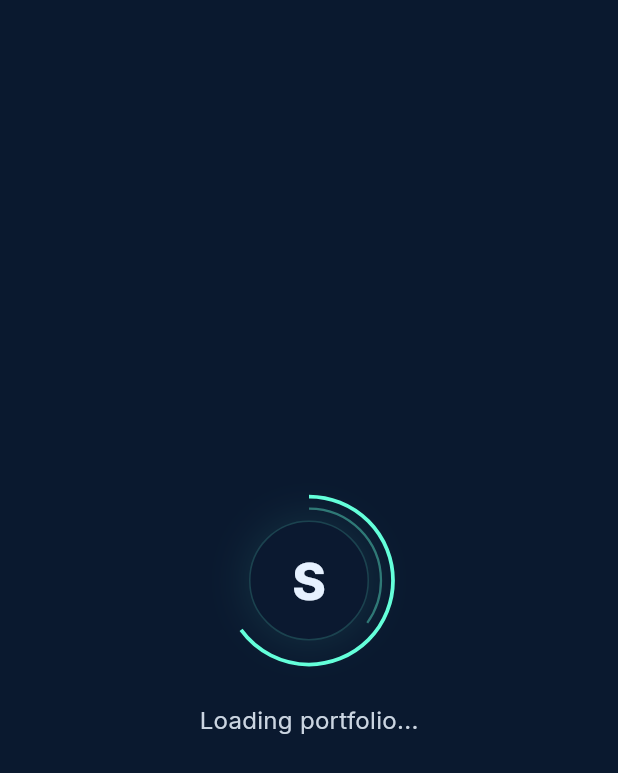
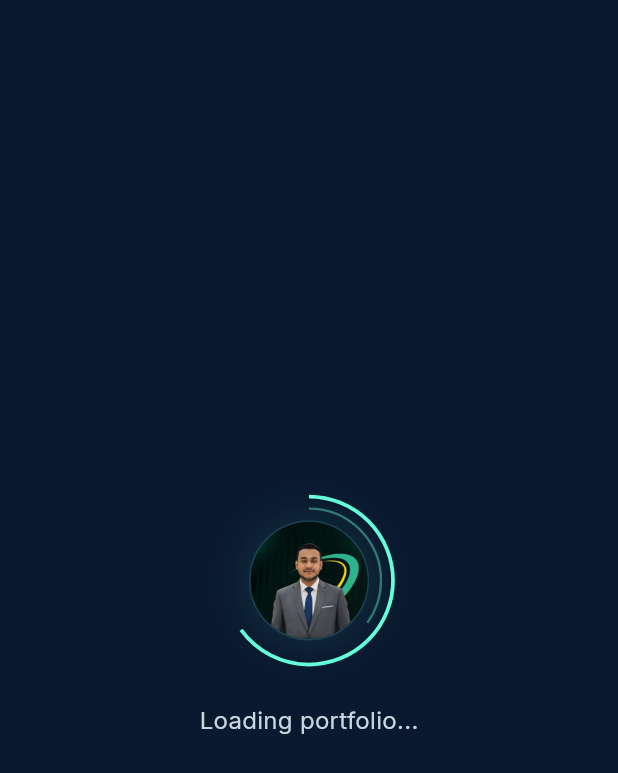
Before and after one commit to shohanur55/shohanur55, a Flutter app: the _AppSplashScreen screen opened directly, on a phone screen of 412 x 824 dp. Shown: the top 773 px of the screen. Run offline on Flutter 3.47's test engine with Material 3 defaults, Android fonts, the phone set to English and light mode, and no system bars; drawn by our look-alikes of flutter_animate; our stand-ins replace carousel_slider, flutter_dotenv, flutter_screenutil, font_awesome_flutter, google_fonts; missing offline and left inert: particles_network.

Commit message:
icon change

```diff
--- a/lib/main.dart
+++ b/lib/main.dart
@@ -245,7 +245,11 @@ class _AppSplashScreen extends StatelessWidget {
                           width: 1,
                         ),
                       ),
-                      child: const Center(
+                      child: ClipOval(
+                        child: Image.asset(
+                          AppConstants.profileImage,
+                          fit: BoxFit.cover,
+                          errorBuilder: (_, __, ___) => const Center(
                             child: Text(
                               'S',
                               style: TextStyle(
@@ -253,6 +257,8 @@ class _AppSplashScreen extends StatelessWidget {
                                 fontSize: 34,
                                 fontWeight: FontWeight.w800,
                                 letterSpacing: 0.5,
+                              ),
+                            ),
                           ),
                         ),
                       ),
```
Also changed, not shown: 6 other files. Lines whose indentation alone changed are shown as unchanged.
